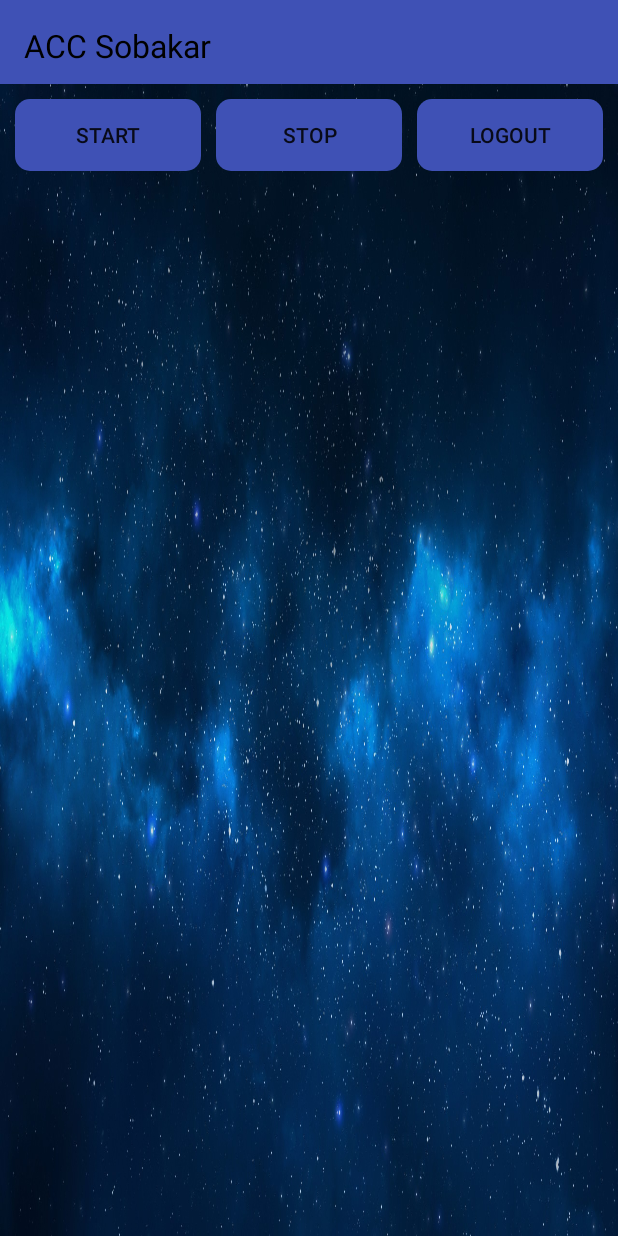
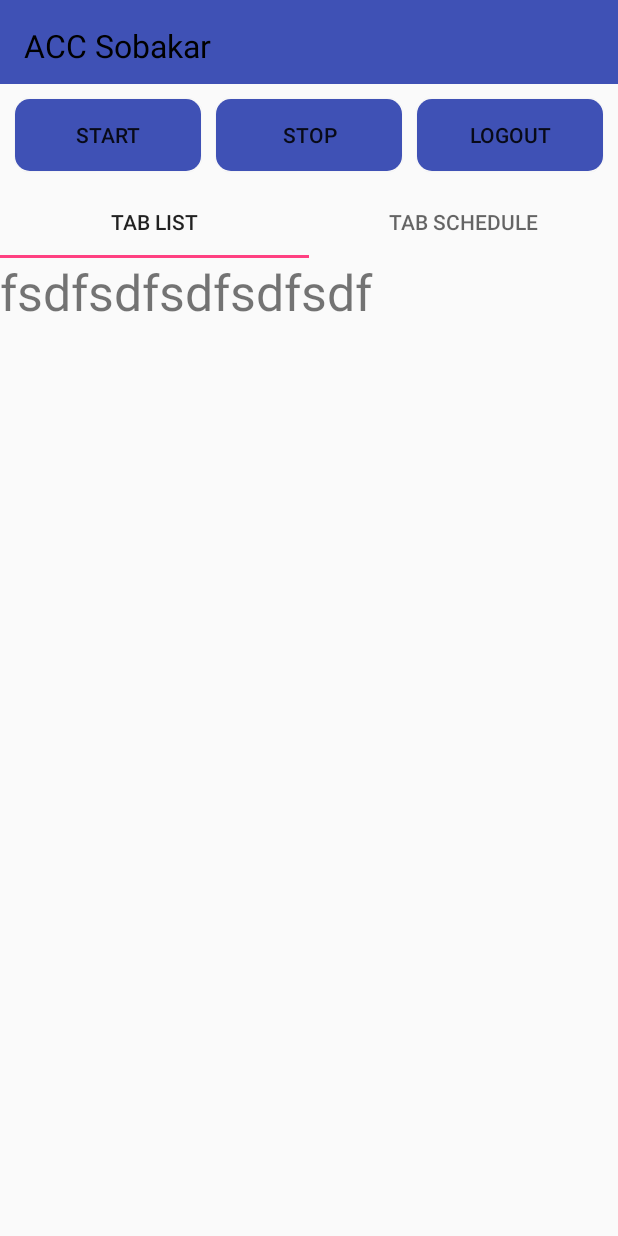
Before and after one commit to pahan112/TestProject, an Android app: the screen it shows after launch once a user with an empty profile is signed in (MainActivity), on a phone screen of 412 x 824 dp. Run offline under Robolectric (Android 15) with nearby library versions, the phone set to English and light mode, and no system bars; our stand-ins replace ButterKnife, Firebase (no records; nobody signed in at launch, a user with empty details on screens opened directly).

Commit message:
add viewPager

```diff
--- a/app/build.gradle
+++ b/app/build.gradle
@@ -34,7 +34,7 @@ dependencies {
         exclude group: 'com.android.support', module: 'support-annotations'
     })
 
-
+    compile 'com.android.support:design:25.3.1'
     compile 'com.android.support:appcompat-v7:25.3.1'
     compile 'com.android.support.constraint:constraint-layout:1.0.1'
     compile 'com.google.firebase:firebase-auth:11.0.1'
--- a/app/src/main/java/papka/pahan/testproject/activity/MainActivity.java
+++ b/app/src/main/java/papka/pahan/testproject/activity/MainActivity.java
@@ -3,6 +3,8 @@ package papka.pahan.testproject.activity;
 import android.content.Intent;
 import android.os.Bundle;
 import android.support.annotation.NonNull;
+import android.support.design.widget.TabLayout;
+import android.support.v4.view.ViewPager;
 import android.support.v7.app.AppCompatActivity;
 import android.widget.Toast;
 
@@ -14,15 +16,21 @@ import com.google.android.gms.common.api.ResultCallback;
 import com.google.android.gms.common.api.Status;
 import com.google.firebase.auth.FirebaseAuth;
 
+import butterknife.BindView;
 import butterknife.ButterKnife;
 import butterknife.OnClick;
 import papka.pahan.testproject.R;
+import papka.pahan.testproject.adapter.MyFragmentPagerAdapter;
 import papka.pahan.testproject.service.FireBaseService;
 
 public class MainActivity extends AppCompatActivity implements GoogleApiClient.OnConnectionFailedListener {
 
     private GoogleApiClient mGoogleApiClient;
     private FirebaseAuth mFirebaseAuth;
+
+    @BindView(R.id.view_pager)
+    ViewPager mViewPager;
+
 
 
     @Override
@@ -31,8 +39,7 @@ public class MainActivity extends AppCompatActivity implements GoogleApiClient.O
         setContentView(R.layout.activity_main);
         ButterKnife.bind(this);
 
-
-
+        TabLayout tab = (TabLayout) findViewById(R.id.tab_layout);
         GoogleSignInOptions gso = new GoogleSignInOptions.Builder(GoogleSignInOptions.DEFAULT_SIGN_IN)
                 .requestEmail()
                 .build();
@@ -43,6 +50,8 @@ public class MainActivity extends AppCompatActivity implements GoogleApiClient.O
 
         mFirebaseAuth = FirebaseAuth.getInstance();
 
+        mViewPager.setAdapter(new MyFragmentPagerAdapter(getSupportFragmentManager(),getResources().getStringArray(R.array.titles_tab)));
+       tab.setupWithViewPager(mViewPager);
     }
 
 
--- /dev/null
+++ b/app/src/main/java/papka/pahan/testproject/adapter/MyFragmentPagerAdapter.java
@@ -0,0 +1,43 @@
+package papka.pahan.testproject.adapter;
+
+import android.support.v4.app.Fragment;
+import android.support.v4.app.FragmentManager;
+import android.support.v4.app.FragmentPagerAdapter;
+
+import papka.pahan.testproject.fragment.MyListFragment;
+import papka.pahan.testproject.fragment.ScheduleFragment;
+/**
+ * Created by admin on 18.06.2017.
+ */
+
+public class MyFragmentPagerAdapter extends FragmentPagerAdapter{
+
+    private String[] mTableTitles;
+
+    public MyFragmentPagerAdapter(FragmentManager fm,String[] mTableTitles) {
+        super(fm);
+        this.mTableTitles = mTableTitles;
+    }
+
+    @Override
+    public Fragment getItem(int position) {
+        switch (position){
+            case 0:
+                return new MyListFragment();
+            case 1:
+                return new ScheduleFragment();
+            default:
+                return null;
+        }
+    }
+
+    @Override
+    public int getCount() {
+        return this.mTableTitles.length;
+    }
+
+    @Override
+    public CharSequence getPageTitle(int position) {
+        return this.mTableTitles[position];
+    }
+}
--- a/app/src/main/java/papka/pahan/testproject/fragment/ListFragment.java
+++ /dev/null
@@ -1,28 +0,0 @@
-package papka.pahan.testproject.fragment;
-
-import android.os.Bundle;
-import android.support.annotation.Nullable;
-import android.support.v4.app.Fragment;
-import android.view.LayoutInflater;
-import android.view.View;
-import android.view.ViewGroup;
-
-import butterknife.ButterKnife;
-import papka.pahan.testproject.R;
-
-/**
- * Created by admin on 15.06.2017.
- */
-
-public class ListFragment extends Fragment {
-
-
-    @Nullable
-    @Override
-    public View onCreateView(LayoutInflater inflater, @Nullable ViewGroup container, @Nullable Bundle savedInstanceState) {
-        View view = inflater.inflate(R.layout.list_fragment,null);
-        ButterKnife.bind(this,view);
-        return view;
-    }
-
-}
--- /dev/null
+++ b/app/src/main/java/papka/pahan/testproject/fragment/MyListFragment.java
@@ -0,0 +1,63 @@
+package papka.pahan.testproject.fragment;
+
+import android.os.Bundle;
+import android.support.annotation.Nullable;
+import android.support.v4.app.Fragment;
+import android.view.LayoutInflater;
+import android.view.View;
+import android.view.ViewGroup;
+
+import com.google.firebase.database.ChildEventListener;
+import com.google.firebase.database.DataSnapshot;
+import com.google.firebase.database.DatabaseError;
+import com.google.firebase.database.DatabaseReference;
+import com.google.firebase.database.FirebaseDatabase;
+
+import butterknife.ButterKnife;
+import papka.pahan.testproject.R;
+
+/**
+ * Created by admin on 15.06.2017.
+ */
+
+public class MyListFragment extends Fragment {
+
+    private DatabaseReference mDatabase;
+
+    @Nullable
+    @Override
+    public View onCreateView(LayoutInflater inflater, @Nullable ViewGroup container, @Nullable Bundle savedInstanceState) {
+        mDatabase = FirebaseDatabase.getInstance().getReference();
+        View view = inflater.inflate(R.layout.list_fragment,null);
+        ButterKnife.bind(this,view);
+        return view;
+    }
+
+    ChildEventListener childEventListener = new ChildEventListener() {
+        @Override
+        public void onChildAdded(DataSnapshot dataSnapshot, String s) {
+
+        }
+
+        @Override
+        public void onChildChanged(DataSnapshot dataSnapshot, String s) {
+
+        }
+
+        @Override
+        public void onChildRemoved(DataSnapshot dataSnapshot) {
+
+        }
+
+        @Override
+        public void onChildMoved(DataSnapshot dataSnapshot, String s) {
+
+        }
+
+        @Override
+        public void onCancelled(DatabaseError databaseError) {
+
+        }
+    };
+
+}
--- a/app/src/main/res/layout/activity_login.xml
+++ b/app/src/main/res/layout/activity_login.xml
@@ -21,11 +21,11 @@
             android:textSize="@dimen/title_text_size" />
     </RelativeLayout>
 
-    <ImageView
-        android:layout_width="match_parent"
-        android:layout_height="match_parent"
-        android:layout_below="@id/toolbar"
-        android:background="@drawable/image_back" />
+    <!--<ImageView-->
+        <!--android:layout_width="match_parent"-->
+        <!--android:layout_height="match_parent"-->
+        <!--android:layout_below="@id/toolbar"-->
+        <!--android:background="@drawable/image_back" />-->
 
     <com.google.android.gms.common.SignInButton
         android:id="@+id/bt_log_in"
--- a/app/src/main/res/layout/activity_main.xml
+++ b/app/src/main/res/layout/activity_main.xml
@@ -3,6 +3,7 @@
     xmlns:tools="http://schemas.android.com/tools"
     android:layout_width="match_parent"
     android:layout_height="match_parent"
+    xmlns:app="http://schemas.android.com/apk/res-auto"
     tools:context="papka.pahan.testproject.activity.MainActivity">
 
     <RelativeLayout
@@ -21,11 +22,7 @@
             android:textSize="@dimen/title_text_size" />
     </RelativeLayout>
 
-    <ImageView
-        android:layout_width="match_parent"
-        android:layout_height="match_parent"
-        android:layout_below="@id/toolbar"
-        android:background="@drawable/image_back" />
+
 
     <LinearLayout
         android:layout_below="@+id/toolbar"
@@ -64,14 +61,24 @@
             android:text="@string/log_out" />
     </LinearLayout>
 
-    <FrameLayout
-        android:id="@+id/fragment_container"
+    <android.support.design.widget.TabLayout
+        android:layout_below="@+id/ll_panel"
+        android:id="@+id/tab_layout"
         android:layout_width="match_parent"
-        android:layout_height="match_parent"
-        android:layout_below="@+id/ll_panel">
+        app:tabGravity="fill"
+        app:tabMode="fixed"
+        android:layout_height="wrap_content" />
+
+  <android.support.v4.view.ViewPager
+      android:layout_width="match_parent"
+      android:layout_below="@+id/tab_layout"
+      android:layout_height="match_parent"
+      android:id="@+id/view_pager">
+
+  </android.support.v4.view.ViewPager>
 
 
-    </FrameLayout>
+
 
 
 </RelativeLayout>
--- a/app/src/main/res/layout/list_fragment.xml
+++ b/app/src/main/res/layout/list_fragment.xml
@@ -3,6 +3,11 @@
     android:layout_width="match_parent"
     android:layout_height="match_parent"
     android:orientation="vertical"
-    android:background="@color/colorAccent">
+    >
+    <TextView
+        android:layout_width="match_parent"
+        android:layout_height="match_parent"
+        android:text="fsdfsdfsdfsdfsdf"
+        android:textSize="33dp"/>
 
 </LinearLayout>
--- a/app/src/main/res/layout/schedule_fragment.xml
+++ b/app/src/main/res/layout/schedule_fragment.xml
@@ -2,5 +2,10 @@
 <LinearLayout xmlns:android="http://schemas.android.com/apk/res/android"
     android:orientation="vertical" android:layout_width="match_parent"
     android:layout_height="match_parent">
+    <TextView
+        android:layout_width="match_parent"
+        android:layout_height="match_parent"
+        android:text="fsdfsdfsdfsdfsdf"
+        android:textSize="33dp"/>
 
 </LinearLayout>
--- a/app/src/main/res/values/strings.xml
+++ b/app/src/main/res/values/strings.xml
@@ -6,4 +6,8 @@
     <string name="start">Start</string>
     <string name="stop">Stop</string>
     <string name="error_connect">Ошибка соеденения</string>
+    <string-array name="titles_tab">
+        <item>Tab List</item>
+        <item>Tab Schedule</item>
+    </string-array>
 </resources>
```
